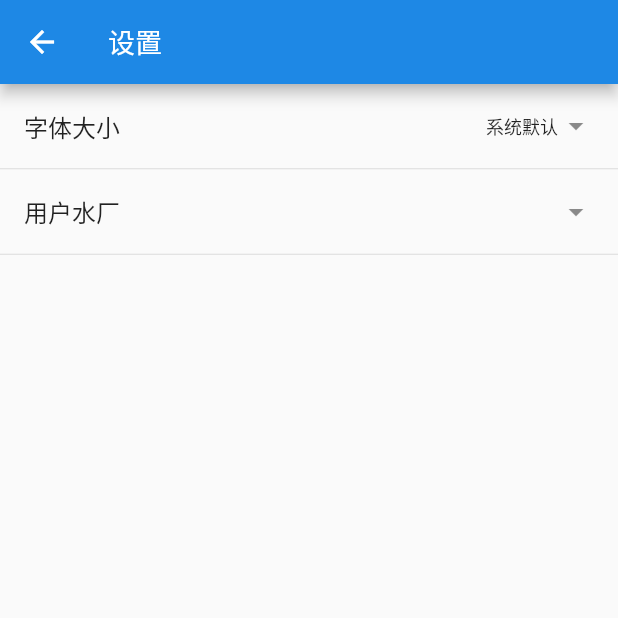
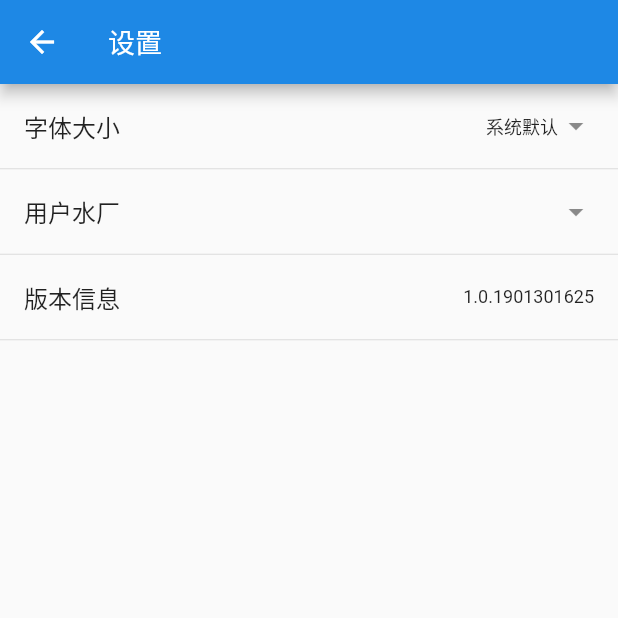
Before and after one commit to skiesme/flutter_app2, a Flutter app: the SettingsPage screen opened directly, on a phone screen of 412 x 824 dp, the top half of it. Run offline on Flutter 3.47's test engine with Material 2 defaults, Android fonts, the phone set to English and light mode, and no system bars; our stand-ins replace after_layout, cached_network_image, connectivity, dio, event_bus, fluttertoast and 6 more; missing offline and left inert: barcode_scan; accounts and stored records are empty; network calls fail; statements that could not run were skipped.

Commit message:
[chore] Add version info in setting

```diff
--- a/lib/page/choose_assetnum_page.dart
+++ b/lib/page/choose_assetnum_page.dart
@@ -266,11 +266,11 @@ class _ChooseAssetPageState extends State<ChooseAssetPage> {
       // TODO : Change to asset status change Colors
       String title = widget.chooseLocation ? '${asset.location}' : '${asset.assetnum}';
       Color avatarColor = Colors.blue.shade600;
-      if (title.contains('001')) {
-        avatarColor = Colors.red.shade400;
-      } else if (title.contains('002')) {
-        avatarColor = Colors.grey.shade400;
-      }
+      // if (title.contains('001')) {
+      //   avatarColor = Colors.red.shade400;
+      // } else if (title.contains('002')) {
+      //   avatarColor = Colors.grey.shade400;
+      // }
       return avatarColor;
     }
 
--- a/lib/page/settings_page.dart
+++ b/lib/page/settings_page.dart
@@ -94,6 +94,8 @@ class _SettingsPageState extends State<SettingsPage> with AfterLayoutMixin<Setti
             _fontSizeItem(),
             Divider(height: 1),
             _sitesSelectItem(),
+            Divider(height: 1),
+            _buildVersion(),
             Divider(height: 1),
           ],
         ),
@@ -240,4 +242,18 @@ class _SettingsPageState extends State<SettingsPage> with AfterLayoutMixin<Setti
       }
     );
   }
+
+  Widget _buildVersion(){
+    return ListTile(
+      trailing: Wrap(
+        alignment: WrapAlignment.center,
+        runAlignment: WrapAlignment.center,
+        crossAxisAlignment: WrapCrossAlignment.center,
+        children: <Widget>[
+          Text('1.0.1901301625', style: TextStyle(fontSize: 12.0))
+        ]
+      ),
+      title: const Text('版本信息')
+    );
+  }
 }
```
